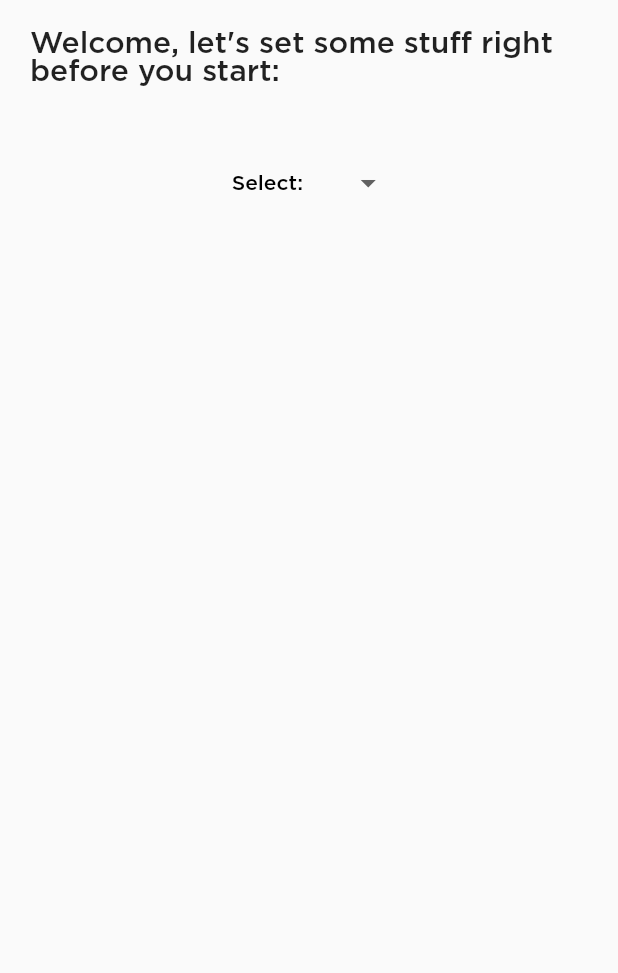
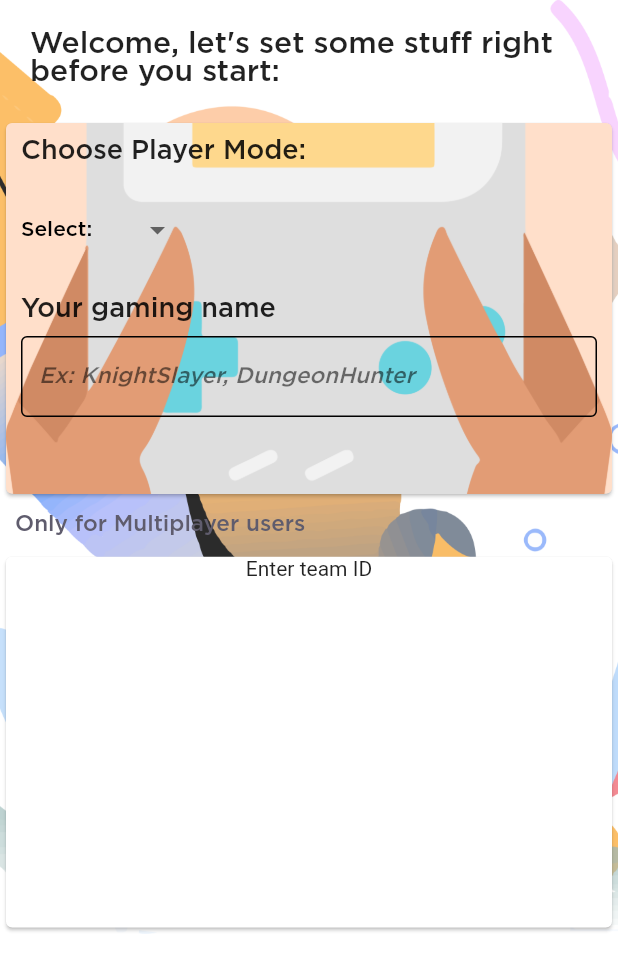
Before and after one commit to Rishabhltfb/PiratC, a Flutter app: the screen it shows after launch, on a phone screen of 412 x 824 dp. Shown: the top 973 px of the screen. Run offline on Flutter 3.47's test engine with Material 2 defaults, Android fonts, the phone set to English and light mode, and no system bars; our stand-ins replace hexcolor.

Commit message:
home screen

```diff
--- a/lib/home.dart
+++ b/lib/home.dart
@@ -1,4 +1,7 @@
 import 'package:flutter/material.dart';
+import 'package:hexcolor/hexcolor.dart';
+
+final nameController = TextEditingController();
 
 class Home extends StatefulWidget {
   @override
@@ -37,9 +40,18 @@ class _HomeState extends State<Home> {
   @override
   Widget build(BuildContext context) {
     return Scaffold(
-      body: SafeArea(
+      backgroundColor: Colors.white,
+      body: Container(
+        decoration: BoxDecoration(
+          image: DecorationImage(
+            image: AssetImage("images/wallpaper.png"),
+            fit: BoxFit.cover,
+          ),
+        ),
+        child: SafeArea(
           child: SingleChildScrollView(
             child: Column(
+              crossAxisAlignment: CrossAxisAlignment.start,
               children: [
                 Padding(
                   padding: const EdgeInsets.all(20.0),
@@ -48,12 +60,34 @@ class _HomeState extends State<Home> {
                     style: TextStyle(fontFamily: 'Gotham', fontSize: 20),
                   ),
                 ),
+                Card(
+                  color: Hexcolor('#FFDFCA'),
+                  child: Container(
+                    decoration: BoxDecoration(
+                      image: DecorationImage(
+                        image: AssetImage("images/game.png"),
+                        fit: BoxFit.cover,
+                      ),
+                    ),
+                    height: MediaQuery.of(context).size.height * 0.3,
+                    width: MediaQuery.of(context).size.width * 1,
+                    child: Column(
+                      crossAxisAlignment: CrossAxisAlignment.start,
+                      children: [
+                        Padding(
+                          padding: const EdgeInsets.all(10.0),
+                          child: Text(
+                            "Choose Player Mode:",
+                            style:
+                                TextStyle(fontFamily: 'Gotham', fontSize: 18),
+                          ),
+                        ),
                         Container(
-                padding: EdgeInsets.all(20.0),
+                          padding: EdgeInsets.all(10.0),
                           child: DropdownButtonHideUnderline(
                             child: DropdownButton<ListItem>(
-                      style:
-                          TextStyle(fontFamily: 'Gotham', color: Colors.black),
+                                style: TextStyle(
+                                    fontFamily: 'Gotham', color: Colors.black),
                                 value: _selectedItem,
                                 items: _dropdownMenuItems,
                                 onChanged: (value) {
@@ -63,7 +97,65 @@ class _HomeState extends State<Home> {
                                 }),
                           ),
                         ),
+                        Padding(
+                          padding: const EdgeInsets.all(10.0),
+                          child: Text(
+                            "Your gaming name",
+                            style:
+                                TextStyle(fontFamily: 'Gotham', fontSize: 18),
+                          ),
+                        ),
+                        Padding(
+                          padding: const EdgeInsets.fromLTRB(10.0, 0, 10, 0),
+                          child: TextFormField(
+                            controller: nameController,
+                            style: TextStyle(
+                                color: Colors.black, fontFamily: 'Gotham'),
+                            decoration: new InputDecoration(
+                              enabledBorder: new OutlineInputBorder(
+                                  borderSide:
+                                      new BorderSide(color: Colors.black)),
+                              hintStyle: TextStyle(
+                                fontFamily: 'Gotham',
+                                color: Colors.black54,
+                                fontSize: 15,
+                                fontStyle: FontStyle.italic,
+                              ),
+                              labelStyle: TextStyle(
+                                  fontFamily: 'Gotham', color: Colors.white),
+                              hintText: 'Ex: KnightSlayer, DungeonHunter',
+                            ),
+                          ),
+                        ),
                       ],
+                    ),
+                  ),
+                ),
+                Padding(
+                  padding: const EdgeInsets.all(10.0),
+                  child: Text(
+                    "Only for Multiplayer users",
+                    style: TextStyle(
+                        fontFamily: 'Gotham',
+                        fontSize: 15,
+                        color: Hexcolor('#5F5C6D')),
+                  ),
+                ),
+                Card(
+                  child: Container(
+                    width: MediaQuery.of(context).size.width * 1,
+                    height: MediaQuery.of(context).size.height * 0.3,
+                    child: Column(
+                      children: [
+                        Text(
+                          "Enter team ID",
+                        ),
+                      ],
+                    ),
+                  ),
+                ),
+              ],
+            ),
           ),
         ),
       ),
--- a/pubspec.yaml
+++ b/pubspec.yaml
@@ -23,6 +23,7 @@ environment:
 dependencies:
   flutter:
     sdk: flutter
+  hexcolor:
 
 
   # The following adds the Cupertino Icons font to your application.
@@ -45,9 +46,8 @@ flutter:
   uses-material-design: true
 
   # To add assets to your application, add an assets section, like this:
-  # assets:
-  #   - images/a_dot_burr.jpeg
-  #   - images/a_dot_ham.jpeg
+  assets:
+    - images/
 
   # An image asset can refer to one or more resolution-specific "variants", see
   # https://flutter.dev/assets-and-images/#resolution-aware.
```
Also changed, not shown: images/game.png (added), images/wallpaper.png (added), pubspec.lock. Lines whose indentation alone changed are shown as unchanged.
